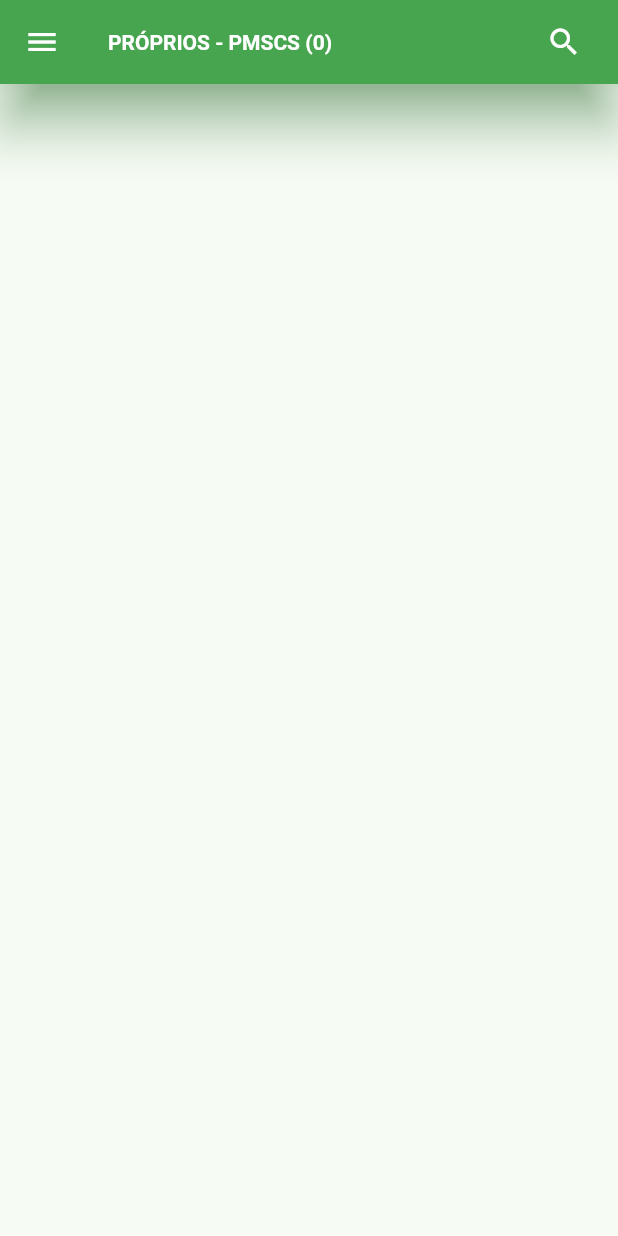
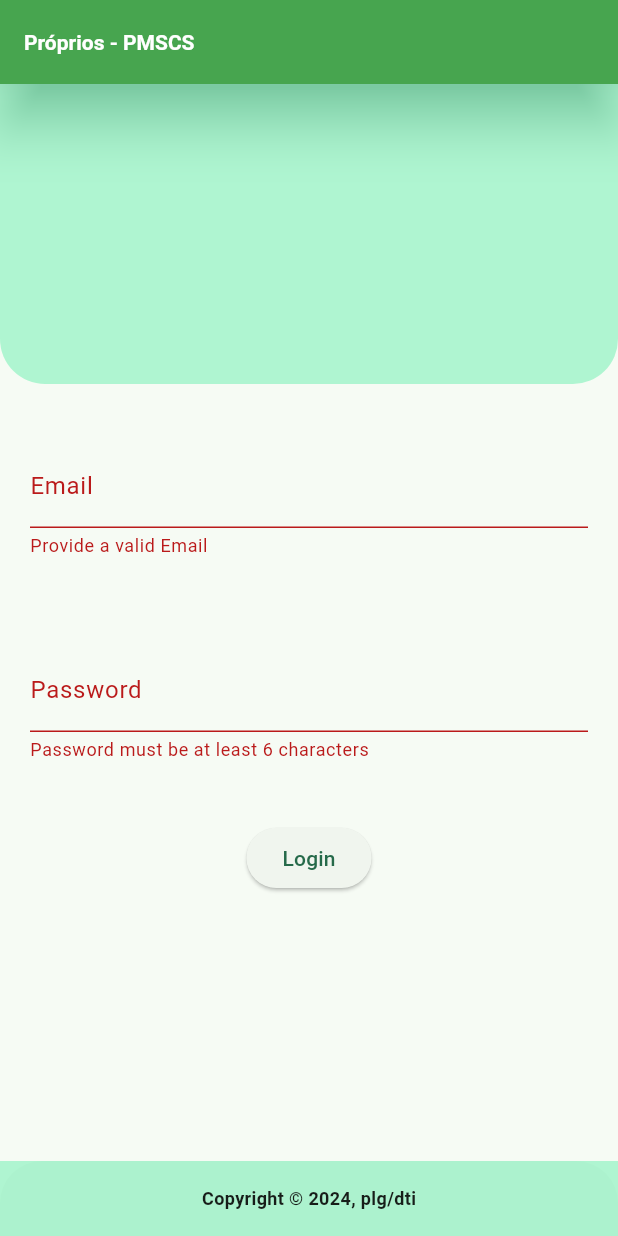
Before and after one commit to pliniogim/getx_proprios, a Flutter app: the screen it shows after launch, on a phone screen of 412 x 824 dp. Run offline on Flutter 3.47's test engine with Material 3 defaults, Android fonts, the phone set to English and light mode, and no system bars; our stand-ins replace get, sqflite_common_ffi; missing offline and left inert: bitsdojo_window; accounts and stored records are empty; statements that could not run were skipped.

Commit message:
Initial16-Login

```diff
--- /dev/null
+++ b/lib/login/login_page.dart
@@ -0,0 +1,164 @@
+// ignore_for_file: public_member_api_docs, sort_constructors_first
+import 'package:flutter/material.dart';
+import 'package:get/get.dart';
+
+class InfoController extends GetxController {
+  var email = ''.obs;
+  var password = ''.obs;
+  List<Map<String, dynamic>> mutableList = [];
+
+  void updateList(List<Map<String, dynamic>> users) {
+    mutableList = List<Map<String, dynamic>>.from(users);
+    submit();
+  }
+
+  final emailController = TextEditingController();
+  final passwordController = TextEditingController();
+
+  String? validateEmail(String value) {
+    if (!GetUtils.isEmail(value)) {
+      return "Provide a valid Email";
+    }
+    return null;
+  }
+
+  String? validatePassword(String value) {
+    if (value.length < 6) {
+      return "Password must be at least 6 characters";
+    }
+    return null;
+  }
+
+  void submit() {
+    if (validateEmail(email.value) == null &&
+        validatePassword(password.value) == null) {
+      final int matchingIndex =
+          mutableList.indexWhere((item) => item['email'] == email.value);
+      if (matchingIndex != -1) {
+        if (mutableList[matchingIndex]['password'] == password.value) {
+          Get.snackbar("Success", "Data is valid");
+          Get.offAllNamed('/home');
+        } else {
+          Get.snackbar("Error", "Email or password invalid");
+        }
+      } else {
+        Get.snackbar("Error", "Email or password invalid");
+      }
+    } else {
+      Get.snackbar("Error", "Please provide valid information");
+    }
+  }
+}
+
+class LoginPage extends StatelessWidget {
+  final InfoController infocontroller = Get.put(InfoController());
+
+  final List<Map<String, dynamic>> users;
+  LoginPage({
+    super.key,
+    required this.users,
+  });
+
+  @override
+  Widget build(BuildContext context) {
+    return Scaffold(
+      appBar: AppBar(
+        backgroundColor: Colors.green,
+        elevation: 15.0,
+        shadowColor: Colors.greenAccent,
+        title: Text(
+          'Próprios - PMSCS',
+          style: TextStyle(
+            fontSize: 14.0,
+            fontWeight: FontWeight.bold,
+            color: Colors.white,
+          ),
+        ),
+      ),
+      body: Column(
+        children: [
+          Container(
+            decoration: BoxDecoration(
+              color: Colors.greenAccent.withOpacity(0.5),
+              borderRadius: BorderRadius.only(
+                bottomLeft: Radius.circular(30.0),
+                bottomRight: Radius.circular(30.0),
+              ),
+            ),
+            height: 200,
+          ),
+          SizedBox(
+            height: 20.0,
+          ),
+          Padding(
+            padding: const EdgeInsets.all(20.0),
+            child: Obx(
+              () => TextField(
+                decoration: InputDecoration(
+                  labelText: 'Email',
+                  errorText:
+                      infocontroller.validateEmail(infocontroller.email.value),
+                  hintText: 'E-mail',
+                  hintStyle: TextStyle(
+                    fontSize: 12.0,
+                    color: Colors.grey,
+                  ),
+                ),
+                controller: infocontroller.emailController,
+                onChanged: (value) => infocontroller.email.value = value,
+              ),
+            ),
+          ),
+          SizedBox(
+            height: 20.0,
+          ),
+          Padding(
+            padding: const EdgeInsets.all(20.0),
+            child: Obx(
+              () => TextField(
+                controller: infocontroller.passwordController,
+                onChanged: (value) => infocontroller.password.value = value,
+                decoration: InputDecoration(
+                  hintText: 'Password',
+                  hintStyle: TextStyle(
+                    fontSize: 12.0,
+                    color: Colors.grey,
+                  ),
+                  labelText: 'Password',
+                  errorText: infocontroller
+                      .validatePassword(infocontroller.password.value),
+                ),
+                obscureText: true,
+              ),
+            ),
+          ),
+          SizedBox(
+            height: 20.0,
+          ),
+          Center(
+            child: ElevatedButton(
+                onPressed: () {
+                  infocontroller.updateList(users);
+                },
+                child: Text("Login")),
+          ),
+        ],
+      ),
+      bottomSheet: Container(
+        height: 50,
+        decoration: BoxDecoration(
+          color: Colors.greenAccent.withOpacity(0.5),
+        ),
+        child: Center(
+          child: Text(
+            'Copyright \u00a9 2024, plg/dti',
+            style: TextStyle(
+              fontWeight: FontWeight.bold,
+              fontSize: 12.0,
+            ),
+          ),
+        ),
+      ),
+    );
+  }
+}
--- a/lib/main.dart
+++ b/lib/main.dart
@@ -3,6 +3,7 @@ import 'dart:io';
 import 'package:flutter/material.dart';
 import 'package:get/get.dart';
 import 'package:proprios/home/home_page.dart';
+import 'package:proprios/login/login_page.dart';
 import 'package:proprios/onus/onus_page.dart';
 import 'package:proprios/redes/rede_dados.dart';
 import 'package:proprios/switches/switches_page.dart';
@@ -21,28 +22,45 @@ Future main() async {
 
   // factory class
   databaseFactory = databaseFactoryFfi;
+  // database in memory
   var db = await databaseFactory.openDatabase(inMemoryDatabasePath);
+
+  // create proprios database
   await db.execute(kSqlCreate);
+  // insert data on proprios
   await db.execute(kSqlData);
+  // query proprios to map
   var result = await db.query('proprios', orderBy: "descricao ASC");
+
+  // create users database
+  await db.execute(kSqlUserCreate);
+  // create users data
+  await db.execute(kSqlUserData);
+  // query users to map
+  var users = await db.query('users', orderBy: "email ASC");
+
+  // close database
   await db.close();
 
   //run app passing result databaseq
   runApp(MyApp(
     unidades: result,
+    users: users,
   ));
 }
 
 class MyApp extends StatelessWidget {
   final List<Map<String, dynamic>> unidades;
-  const MyApp({required this.unidades, super.key});
+  final List<Map<String, dynamic>> users;
+
+  const MyApp({required this.unidades, required this.users, super.key});
 
   @override
   Widget build(BuildContext context) {
     //use of Get
     return GetMaterialApp(
       navigatorKey: Get.key,
-      initialRoute: '/home',
+      initialRoute: '/login',
       getPages: [
         GetPage(
           name: '/home',
@@ -69,6 +87,11 @@ class MyApp extends StatelessWidget {
           page: () => OnusPage(unidades: unidades),
           // binding: HomeBinding(),
         ),
+        GetPage(
+          name: '/login',
+          page: () => LoginPage(users: users),
+          // binding: HomeBinding(),
+        ),
       ],
       debugShowCheckedModeBanner: false,
       title: 'Próprios',
```
